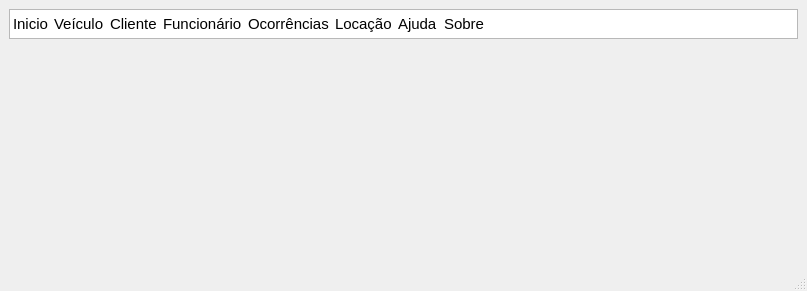
This is ui/ui_mainWindow.ui in adaiasreis/Projeto as Qt 5 draws it before an edit. The edited form follows.
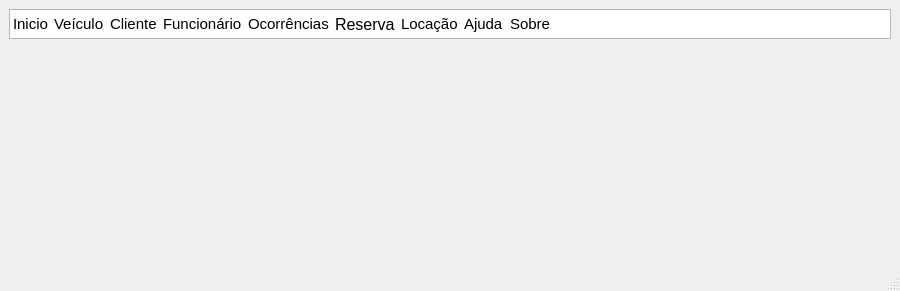
This is the edited form. Icons and pictures are not drawn.

Diff of the .ui file:
```diff
--- a/ui/ui_mainWindow.ui
+++ b/ui/ui_mainWindow.ui
@@ -6,7 +6,7 @@
    <rect>
     <x>0</x>
     <y>0</y>
-    <width>807</width>
+    <width>900</width>
     <height>291</height>
    </rect>
   </property>
@@ -123,6 +123,16 @@
          <normaloff>../icons/3592829-calendar-general-month-month-calendar-office-schedule-wall-calendar_107756.png</normaloff>../icons/3592829-calendar-general-month-month-calendar-office-schedule-wall-calendar_107756.png</iconset>
        </property>
       </item>
+      <item>
+       <property name="text">
+        <string>Reserva</string>
+       </property>
+       <property name="font">
+        <font>
+         <pointsize>12</pointsize>
+        </font>
+       </property>
+      </item>
       <item>
        <property name="text">
         <string>Locação</string>
```
